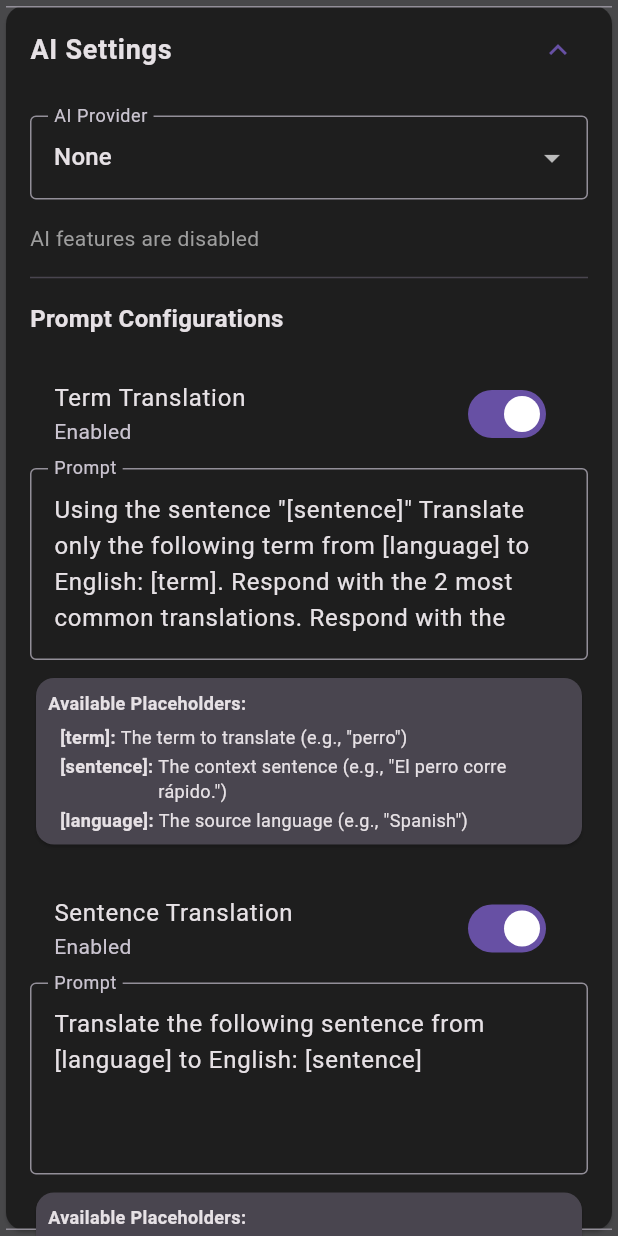
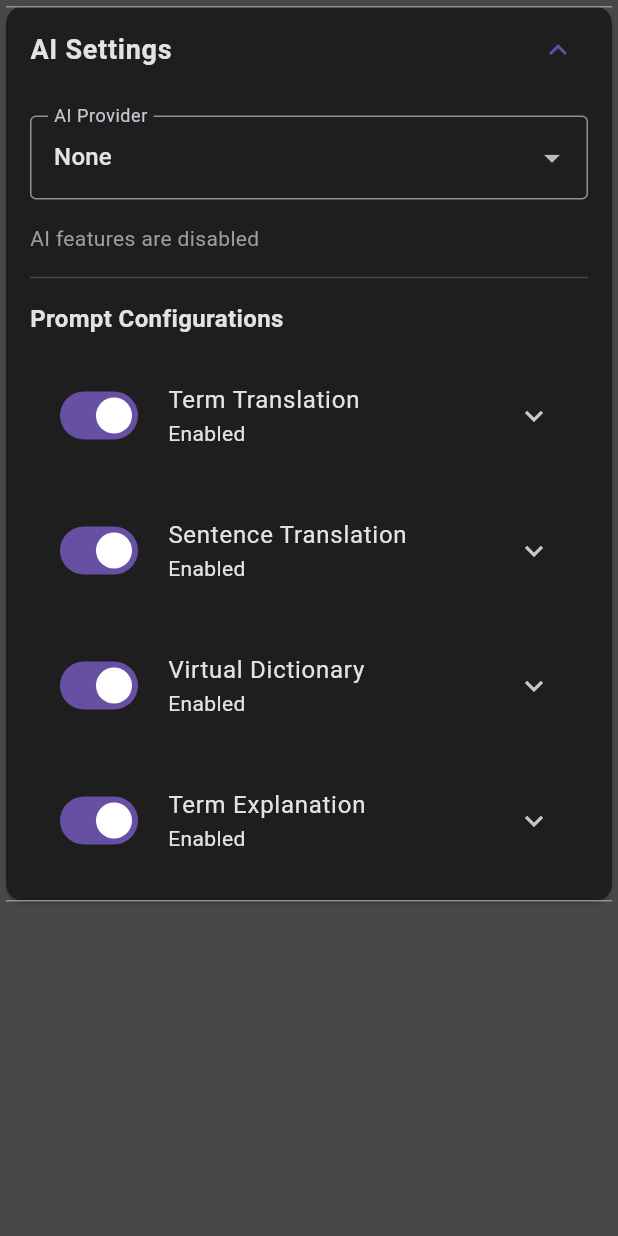
Before and after one commit to schlick7/LuteForMobile, a Flutter app: the AISettingsSection widget shown alone on an empty page, opened directly, after a tap on "AI Settings", on a phone screen of 412 x 824 dp. Run offline on Flutter 3.47's test engine with Material 3 defaults, Android fonts, the light colour scheme and no system bars; our stand-ins replace audioplayers, dio, fl_chart, flutter_riverpod, flutter_tts, hive_ce and 3 more; missing offline and left inert: flutter_inappwebview, openai_dart; accounts and stored records are empty; network calls fail; project files that could hold a hidden picture were left out.

Commit message:
make prompts collapsible.

```diff
--- a/lib/features/settings/widgets/ai_settings_section.dart
+++ b/lib/features/settings/widgets/ai_settings_section.dart
@@ -13,6 +13,7 @@ class AISettingsSection extends ConsumerStatefulWidget {
 
 class _AISettingsSectionState extends ConsumerState<AISettingsSection> {
   bool _isExpanded = false;
+  final Map<AIPromptType, bool> _promptExpanded = {};
 
   @override
   Widget build(BuildContext context) {
@@ -226,31 +227,29 @@ class _AISettingsSectionState extends ConsumerState<AISettingsSection> {
         config?.customPrompt ?? AIPromptTemplates.getDefault(type);
     final isCustom = config?.customPrompt?.isNotEmpty ?? false;
     final placeholders = _getPlaceholders(type);
+    final isExpanded = _promptExpanded[type] ?? false;
 
-    return Column(
-      crossAxisAlignment: CrossAxisAlignment.start,
-      children: [
-        Row(
-          children: [
-            Expanded(
-              child: SwitchListTile(
+    return ExpansionTile(
       title: Text(title),
-                subtitle: Text(
-                  config?.enabled ?? true ? 'Enabled' : 'Disabled',
-                ),
+      subtitle: Text(config?.enabled ?? true ? 'Enabled' : 'Disabled'),
+      initiallyExpanded: isExpanded,
+      onExpansionChanged: (expanded) {
+        setState(() {
+          _promptExpanded[type] = expanded;
+        });
+      },
+      leading: Switch(
         value: config?.enabled ?? true,
         onChanged: (value) {
           ref
               .read(aiSettingsProvider.notifier)
-                      .updatePromptConfig(
-                        type,
-                        config!.copyWith(enabled: value),
-                      );
+              .updatePromptConfig(type, config!.copyWith(enabled: value));
         },
       ),
-            ),
-            if (isCustom)
-              TextButton.icon(
+      trailing: isCustom
+          ? IconButton(
+              icon: const Icon(Icons.restore, size: 20),
+              tooltip: 'Reset to Default',
               onPressed: () {
                 showDialog(
                   context: context,
@@ -284,13 +283,13 @@ class _AISettingsSectionState extends ConsumerState<AISettingsSection> {
                   ),
                 );
               },
-                icon: const Icon(Icons.restore),
-                label: const Text('Reset'),
-              ),
-          ],
-        ),
+            )
+          : null,
+      children: [
         if (config?.enabled ?? true) ...[
-          _PromptEditor(
+          Padding(
+            padding: const EdgeInsets.symmetric(horizontal: 16),
+            child: _PromptEditor(
               initialText: currentPrompt,
               onChanged: (value) {
                 ref
@@ -301,8 +300,13 @@ class _AISettingsSectionState extends ConsumerState<AISettingsSection> {
                     );
               },
             ),
+          ),
           const SizedBox(height: 8),
-          _buildPlaceholdersHint(context, placeholders),
+          Padding(
+            padding: const EdgeInsets.symmetric(horizontal: 16),
+            child: _buildPlaceholdersHint(context, placeholders),
+          ),
+          const SizedBox(height: 16),
         ],
       ],
     );
```
Lines whose indentation alone changed are shown as unchanged.
